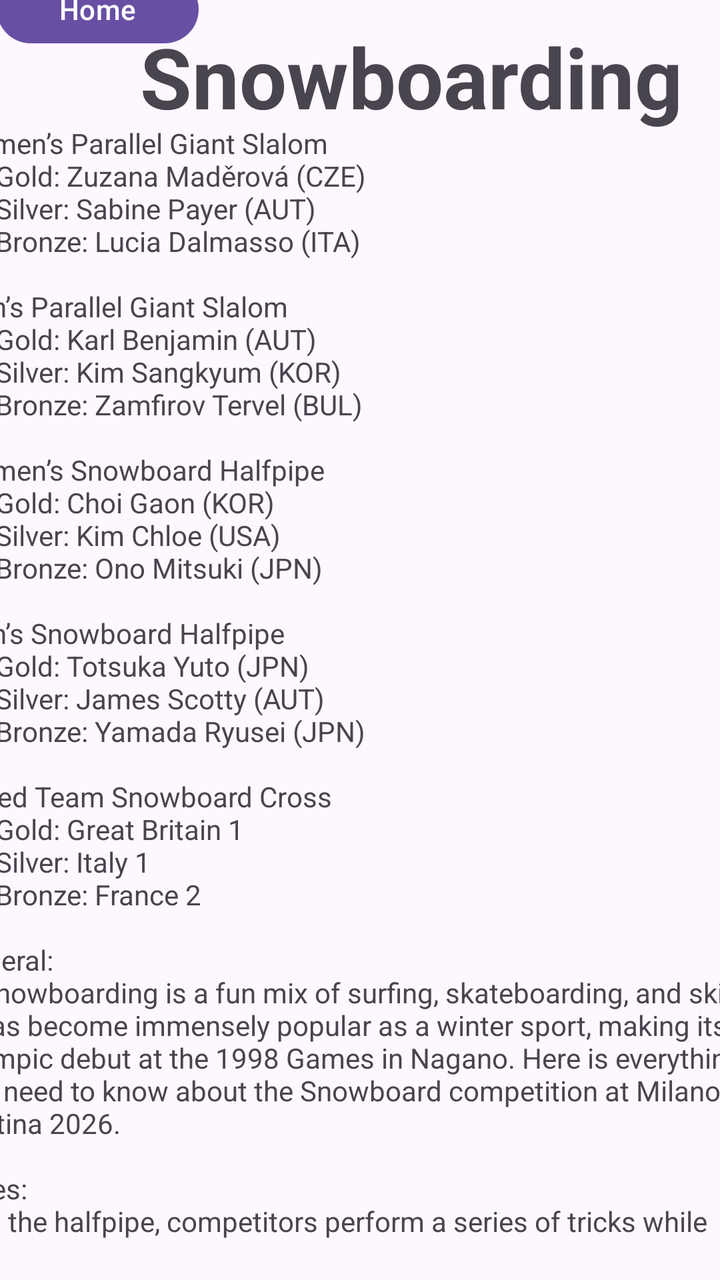
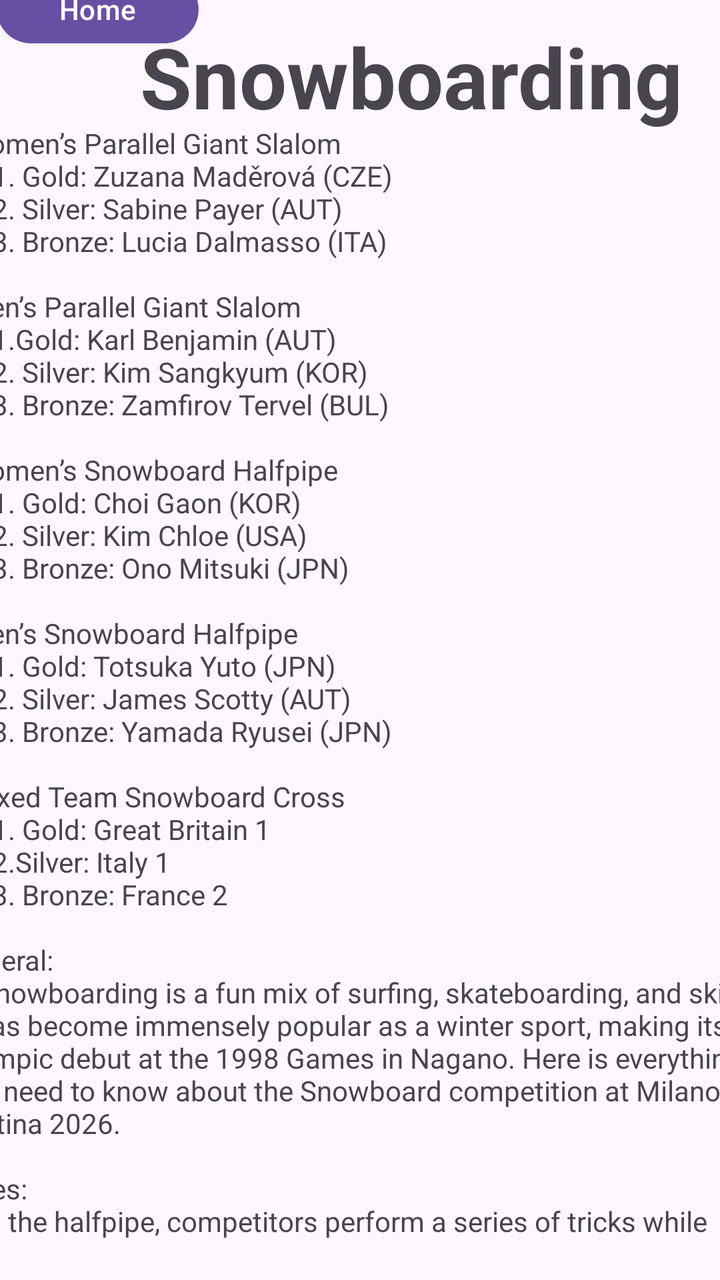

Two renders of the same Android screen: before a commit and after it. Below are the layout's source before the change and the commit's diff.
<!-- AndroidManifest.xml: application theme Theme.Olympicwintergames -->
<!-- res/layout/activity_main3.xml -->
<?xml version="1.0" encoding="utf-8"?>
<androidx.constraintlayout.widget.ConstraintLayout xmlns:android="http://schemas.android.com/apk/res/android"
    xmlns:app="http://schemas.android.com/apk/res-auto"
    xmlns:tools="http://schemas.android.com/tools"
    android:id="@+id/main"
    android:layout_width="match_parent"
    android:layout_height="match_parent"
    tools:context=".MainActivity3">

    <ScrollView
        android:id="@+id/scrollView2"
        android:layout_width="409dp"
        android:layout_height="558dp"
        android:layout_marginStart="1dp"
        android:layout_marginTop="7dp"
        android:layout_marginEnd="1dp"
        android:layout_marginBottom="10dp"
        app:layout_constraintBottom_toBottomOf="parent"
        app:layout_constraintEnd_toEndOf="parent"
        app:layout_constraintStart_toStartOf="parent"
        app:layout_constraintTop_toBottomOf="@+id/snowboardTitle">

        <TextView
            android:id="@+id/snowboardingDesc"
            android:layout_width="match_parent"
            android:layout_height="wrap_content"
            android:text="Women’s Parallel Giant Slalom\n\t1. Gold: Zuzana Maděrová (CZE)\n\t2. Silver: Sabine Payer (AUT)\n\t3. Bronze: Lucia Dalmasso (ITA)\n\nMen’s Parallel Giant Slalom\n\t1. Gold: Karl Benjamin (AUT)\n\t2. Silver: Kim Sangkyum (KOR)\n\t3. Bronze: Zamfirov Tervel (BUL)\n\nWomen’s Snowboard Halfpipe\n\t1. Gold: Choi Gaon (KOR)\n\t2. Silver: Kim Chloe (USA)\n\t3. Bronze: Ono Mitsuki (JPN)\n\nMen’s Snowboard Halfpipe\n\t1. Gold: Totsuka Yuto (JPN)\n\t2. Silver: James Scotty (AUT)\n\t3. Bronze: Yamada Ryusei (JPN)\n\nMixed Team Snowboard Cross\n\t1. Gold: Great Britain 1\n\t2. Silver: Italy 1\n\t3. Bronze: France 2\n\nGeneral: \n\t\tSnowboarding is a fun mix of surfing, skateboarding, and skiing. It has become immensely popular as a winter sport, making its Olympic debut at the 1998 Games in Nagano. Here is everything you need to know about the Snowboard competition at Milano Cortina 2026.
\n\nRules:\n\t\tIn the halfpipe, competitors perform a series of tricks while snowboarding down a slope with a semi-cylindrical shape. They are scored on the breadth and difficulty of the jumps.
\n\t\tIn the parallel giant slalom, two snowboarders ride down two parallel tracks at the same time. During the qualifiers, each competitor rides down the two tracks (blue and red) once. The times from each run are added together, and the 16 best combined times advance to the elimination rounds. The fastest athlete in each group automatically qualifies for the next round.
\n\t\tIn snowboard cross, timed qualifiers are held to determine the top 16 athletes, who compete in direct races involving four athletes per group on a track with jumps, moguls, and wide curves. Each heat determines the best two athletes for the next round; this process continues until the final. c.
\n\t\tIn the Big Air event, competitors use a ramp to make jumps and perform a series of aerial tricks.
\n\t\tIn slopestyle, athletes snowboard down a course with different types of structures (including rails and jumps) and are judged on the breadth, originality, and quality of their tricks.
\n" />
    </ScrollView>

    <TextView
        android:id="@+id/snowboardTitle"
        android:layout_width="wrap_content"
        android:layout_height="wrap_content"
        android:layout_marginStart="70dp"
        android:layout_marginEnd="70dp"
        android:layout_marginBottom="-22dp"
        android:text="Snowboarding"
        android:textSize="42dp"
        android:textStyle="bold"
        app:layout_constraintBottom_toTopOf="@+id/scrollView2"
        app:layout_constraintEnd_toEndOf="parent"
        app:layout_constraintHorizontal_bias="0.0"
        app:layout_constraintStart_toStartOf="parent"
        app:layout_constraintTop_toTopOf="parent"
        app:layout_constraintVertical_bias="0.91" />

    <Button
        android:id="@+id/homeButton"
        android:layout_width="101dp"
        android:layout_height="42dp"
        android:layout_marginStart="21dp"
        android:layout_marginTop="20dp"
        android:layout_marginEnd="303dp"
        android:layout_marginBottom="20dp"
        android:onClick="goToHome"
        android:text="Home"
        app:layout_constraintBottom_toTopOf="@+id/snowboardTitle"
        app:layout_constraintEnd_toEndOf="parent"
        app:layout_constraintHorizontal_bias="0.357"
        app:layout_constraintStart_toStartOf="parent"
        app:layout_constraintTop_toTopOf="parent"
        app:layout_constraintVertical_bias="0.512" />

</androidx.constraintlayout.widget.ConstraintLayout>
<!-- resources referenced by this layout -->
<resources>
  <style name="Theme.Olympicwintergames" parent="Base.Theme.Olympicwintergames" />
  <style name="Base.Theme.Olympicwintergames" parent="Theme.Material3.DayNight.NoActionBar">
          
          
      </style>
</resources>

<!-- the commit's change to res/layout/activity_main3.xml (unified diff, before → after) -->
@@ -24,7 +24,7 @@
             android:id="@+id/snowboardingDesc"
             android:layout_width="match_parent"
             android:layout_height="wrap_content"
-            android:text="Women’s Parallel Giant Slalom\n\t1. Gold: Zuzana Maděrová (CZE)\n\t2. Silver: Sabine Payer (AUT)\n\t3. Bronze: Lucia Dalmasso (ITA)\n\nMen’s Parallel Giant Slalom\n\t1. Gold: Karl Benjamin (AUT)\n\t2. Silver: Kim Sangkyum (KOR)\n\t3. Bronze: Zamfirov Tervel (BUL)\n\nWomen’s Snowboard Halfpipe\n\t1. Gold: Choi Gaon (KOR)\n\t2. Silver: Kim Chloe (USA)\n\t3. Bronze: Ono Mitsuki (JPN)\n\nMen’s Snowboard Halfpipe\n\t1. Gold: Totsuka Yuto (JPN)\n\t2. Silver: James Scotty (AUT)\n\t3. Bronze: Yamada Ryusei (JPN)\n\nMixed Team Snowboard Cross\n\t1. Gold: Great Britain 1\n\t2. Silver: Italy 1\n\t3. Bronze: France 2\n\nGeneral: \n\t\tSnowboarding is a fun mix of surfing, skateboarding, and skiing. It has become immensely popular as a winter sport, making its Olympic debut at the 1998 Games in Nagano. Here is everything you need to know about the Snowboard competition at Milano Cortina 2026.
+            android:text="\tWomen’s Parallel Giant Slalom\n\t\t\t1. Gold: Zuzana Maděrová (CZE)\n\t\t\t2. Silver: Sabine Payer (AUT)\n\t\t\t3. Bronze: Lucia Dalmasso (ITA)\n\n\tMen’s Parallel Giant Slalom\n\t\t\t1.Gold: Karl Benjamin (AUT)\n\t\t\t2. Silver: Kim Sangkyum (KOR)\n\t\t\t3. Bronze: Zamfirov Tervel (BUL)\n\n\tWomen’s Snowboard Halfpipe\n\t\t\t1. Gold: Choi Gaon (KOR)\n\t\t\t2. Silver: Kim Chloe (USA)\n\t\t\t3. Bronze: Ono Mitsuki (JPN)\n\n\tMen’s Snowboard Halfpipe\n\t\t\t1. Gold: Totsuka Yuto (JPN)\n\t\t\t2. Silver: James Scotty (AUT)\n\t\t\t3. Bronze: Yamada Ryusei (JPN)\n\n\tMixed Team Snowboard Cross\n\t\t\t1. Gold: Great Britain 1\n\t\t\t2.Silver: Italy 1\n\t\t\t3. Bronze: France 2\n\n\General: \n\t\tSnowboarding is a fun mix of surfing, skateboarding, and skiing. It has become immensely popular as a winter sport, making its Olympic debut at the 1998 Games in Nagano. Here is everything you need to know about the Snowboard competition at Milano Cortina 2026.
 \n\nRules:\n\t\tIn the halfpipe, competitors perform a series of tricks while snowboarding down a slope with a semi-cylindrical shape. They are scored on the breadth and difficulty of the jumps.
 \n\t\tIn the parallel giant slalom, two snowboarders ride down two parallel tracks at the same time. During the qualifiers, each competitor rides down the two tracks (blue and red) once. The times from each run are added together, and the 16 best combined times advance to the elimination rounds. The fastest athlete in each group automatically qualifies for the next round.
 \n\t\tIn snowboard cross, timed qualifiers are held to determine the top 16 athletes, who compete in direct races involving four athletes per group on a track with jumps, moguls, and wide curves. Each heat determines the best two athletes for the next round; this process continues until the final. c.
